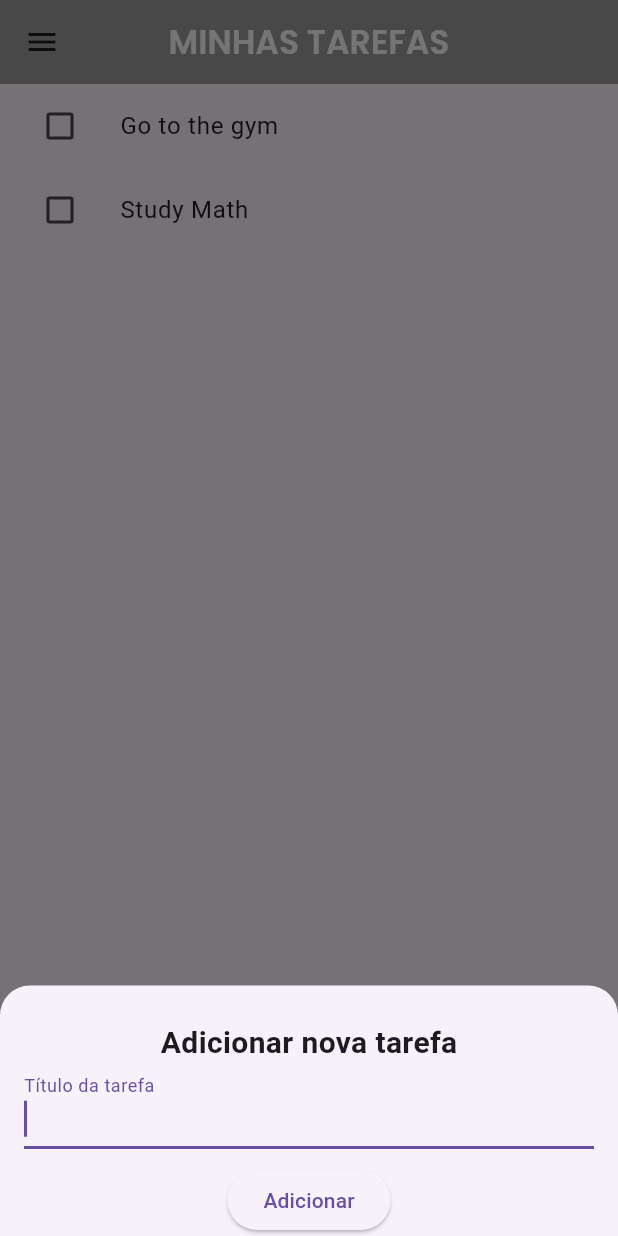
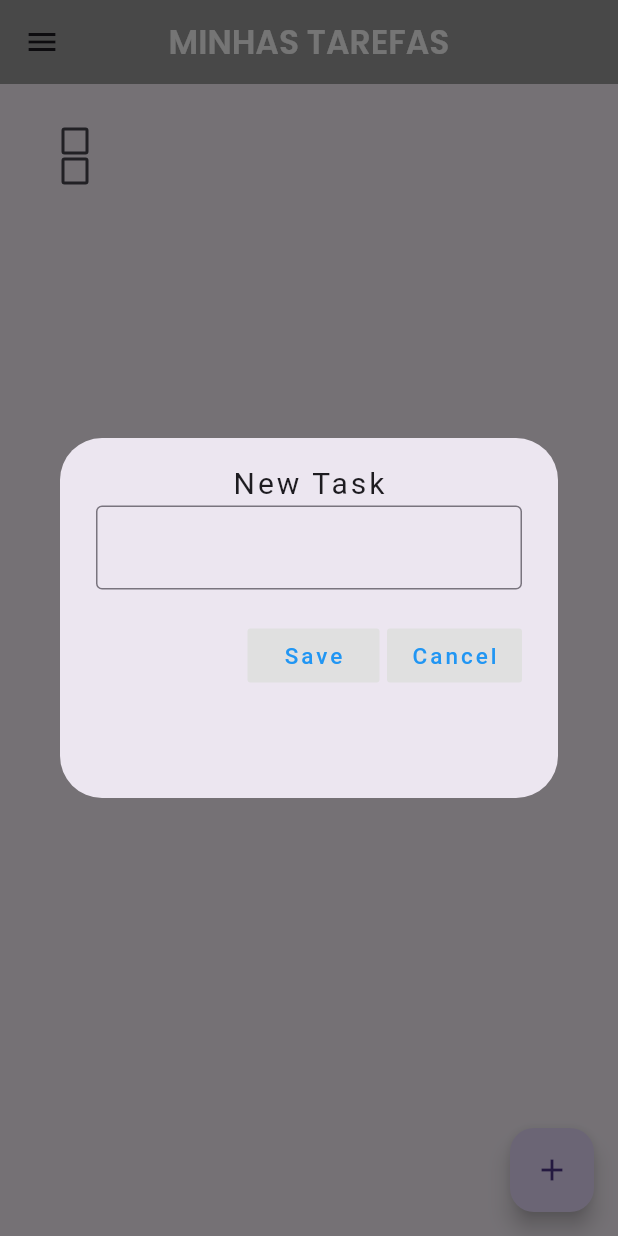
Before and after one commit to viniciuslcerqueira/ToDoApp_flutter, a Flutter app: the screen it shows after launch, after a tap on the "add" icon, on a phone screen of 412 x 824 dp. Run offline on Flutter 3.47's test engine with Material 3 defaults, Android fonts, the phone set to English and light mode, and no system bars; our stand-ins replace google_fonts.

Commit message:
change modal to dialogbox

```diff
--- a/lib/screens/tasks_screen.dart
+++ b/lib/screens/tasks_screen.dart
@@ -1,5 +1,6 @@
 import 'package:flutter/material.dart';
 import 'package:google_fonts/google_fonts.dart';
+import 'package:todolist_app/widgets/custom_dialogbox.dart';
 import 'package:todolist_app/widgets/task_tile.dart';
 import 'package:todolist_app/models/task.dart';
 
@@ -11,6 +12,8 @@ class TasksScreen extends StatefulWidget {
 }
 
 class _TasksScreenState extends State<TasksScreen> {
+  final _controller = TextEditingController();
+
   List<Task> tasksList = [
     Task(title: "Go to the gym", isDone: false),
     Task(title: "Study Math", isDone: false),
@@ -18,72 +21,38 @@ class _TasksScreenState extends State<TasksScreen> {
 
   late TextEditingController taskController;
 
-  @override
-  void initState() {
-    taskController = TextEditingController();
-    super.initState();
+  void saveNewTask() {
+    final newtitle = _controller.text;
+
+    if (newtitle.isEmpty) return;
+
+    tasksList.add(Task(title: newtitle, isDone: false));
+
+    _controller.clear();
+    Navigator.of(context).pop();
+  }
+
+  void createNewTask() {
+    showDialog(
+      context: context,
+      builder: (context) {
+        return CustomDialogbox(
+          controller: _controller,
+          saveMethod: saveNewTask,
+          cancelMethod: () => Navigator.of(context).pop(),
+        );
+      },
+    );
   }
 
   @override
   Widget build(BuildContext context) {
     return Scaffold(
       floatingActionButton: FloatingActionButton(
+        onPressed: createNewTask,
         child: Icon(Icons.add),
-        onPressed: () {
-          showModalBottomSheet(
-            context: context,
-            isScrollControlled: true, // Faz o modal não ocupar toda a tela
-            shape: const RoundedRectangleBorder(
-              borderRadius: BorderRadius.vertical(top: Radius.circular(20)),
-            ),
-            builder: (context) {
-              return Padding(
-                padding: EdgeInsets.only(
-                  bottom: MediaQuery.of(context).viewInsets.bottom,
-                  left: 16,
-                  right: 16,
-                  top: 24,
-                ),
-                child: Column(
-                  mainAxisSize:
-                      MainAxisSize.min, // A chave aqui é o mainAxisSize.min
-                  children: [
-                    Text(
-                      "Adicionar nova tarefa",
-                      style: TextStyle(
-                        fontSize: 20,
-                        fontWeight: FontWeight.bold,
-                      ),
-                    ),
-                    TextField(
-                      controller: taskController,
-                      autofocus: true,
-                      decoration: InputDecoration(
-                        labelText: 'Título da tarefa',
-                      ),
-                    ),
-                    SizedBox(height: 10),
-                    ElevatedButton(
-                      onPressed: () {
-                        String taskTitle = taskController.text.trim();
-                        if (taskTitle.isNotEmpty) {
-                          setState(() {
-                            tasksList.add(
-                              Task(title: taskTitle, isDone: false),
-                            );
-                          });
-                          Navigator.pop(context); // Fecha o modal
-                        }
-                      },
-                      child: Text('Adicionar'),
-                    ),
-                  ],
-                ),
-              );
-            },
-          );
-        },
       ),
+
       appBar: AppBar(
         elevation: 0,
         backgroundColor: Colors.grey,
--- /dev/null
+++ b/lib/widgets/custom_dialogbox.dart
@@ -0,0 +1,71 @@
+import 'package:flutter/material.dart';
+
+class CustomDialogbox extends StatelessWidget {
+  const CustomDialogbox({
+    super.key,
+    required this.controller,
+    required this.saveMethod,
+    required this.cancelMethod,
+  });
+
+  final TextEditingController controller;
+  final VoidCallback saveMethod;
+  final VoidCallback cancelMethod;
+
+  @override
+  Widget build(BuildContext context) {
+    return AlertDialog(
+      content: Container(
+        height: 200,
+        width: 300,
+        child: Column(
+          children: [
+            Text("New Task", style: TextStyle(fontSize: 20, letterSpacing: 2)),
+
+            TextField(
+              decoration: InputDecoration(border: OutlineInputBorder()),
+            ),
+
+            const SizedBox(height: 20),
+            Row(
+              mainAxisAlignment: MainAxisAlignment.end,
+              children: [
+                //Save Button
+                MaterialButton(
+                  elevation: 0,
+                  color: Colors.grey[300],
+                  onPressed: saveMethod,
+                  child: Text(
+                    "Save",
+                    style: TextStyle(
+                      color: Colors.blue,
+                      fontSize: 15,
+                      letterSpacing: 2,
+                    ),
+                  ),
+                ),
+
+                SizedBox(width: 5),
+
+                //Cancel Button
+                MaterialButton(
+                  elevation: 0,
+                  color: Colors.grey[300],
+                  onPressed: cancelMethod,
+                  child: Text(
+                    "Cancel",
+                    style: TextStyle(
+                      color: Colors.blue,
+                      fontSize: 15,
+                      letterSpacing: 2,
+                    ),
+                  ),
+                ),
+              ],
+            ),
+          ],
+        ),
+      ),
+    );
+  }
+}
--- a/lib/widgets/task_tile.dart
+++ b/lib/widgets/task_tile.dart
@@ -9,7 +9,10 @@ class TaskTile extends StatelessWidget {
 
   @override
   Widget build(BuildContext context) {
-    return ListTile(
+    return Container(
+      padding: EdgeInsets.all(10),
+      height: 20,
+      child: ListTile(
         onTap: () {
           onChanged(!task.isDone);
         },
@@ -21,6 +24,7 @@ class TaskTile extends StatelessWidget {
           ),
         ),
         leading: Checkbox(value: task.isDone, onChanged: onChanged),
+      ),
     );
   }
 }
```
Lines whose indentation alone changed are shown as unchanged.
